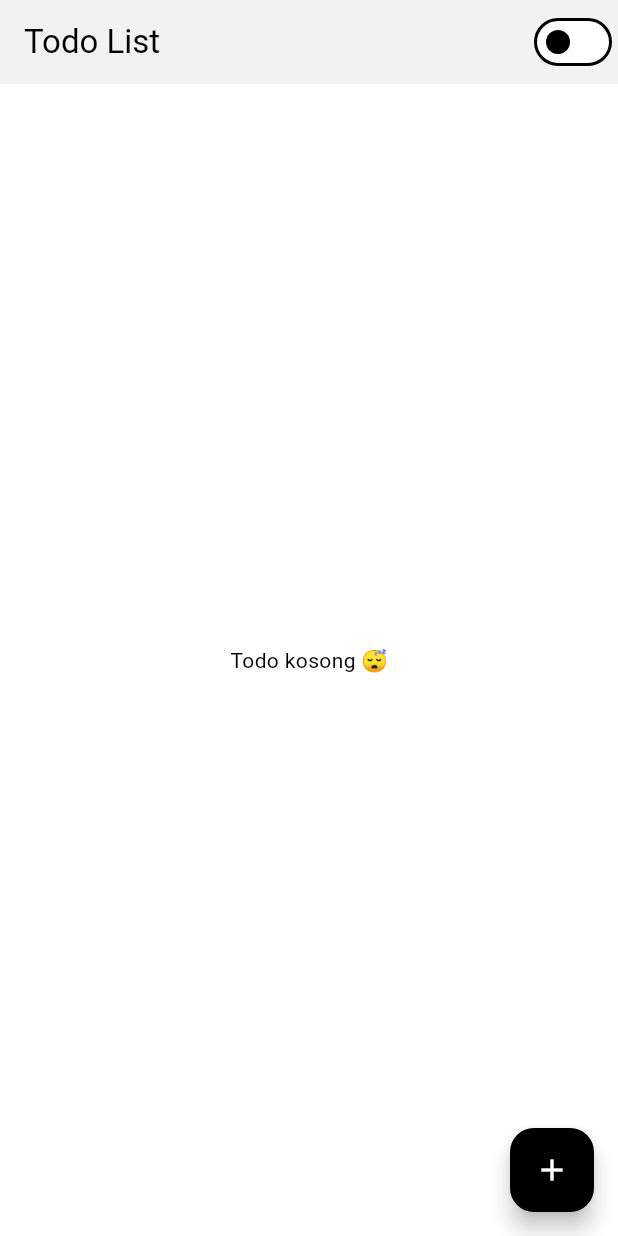
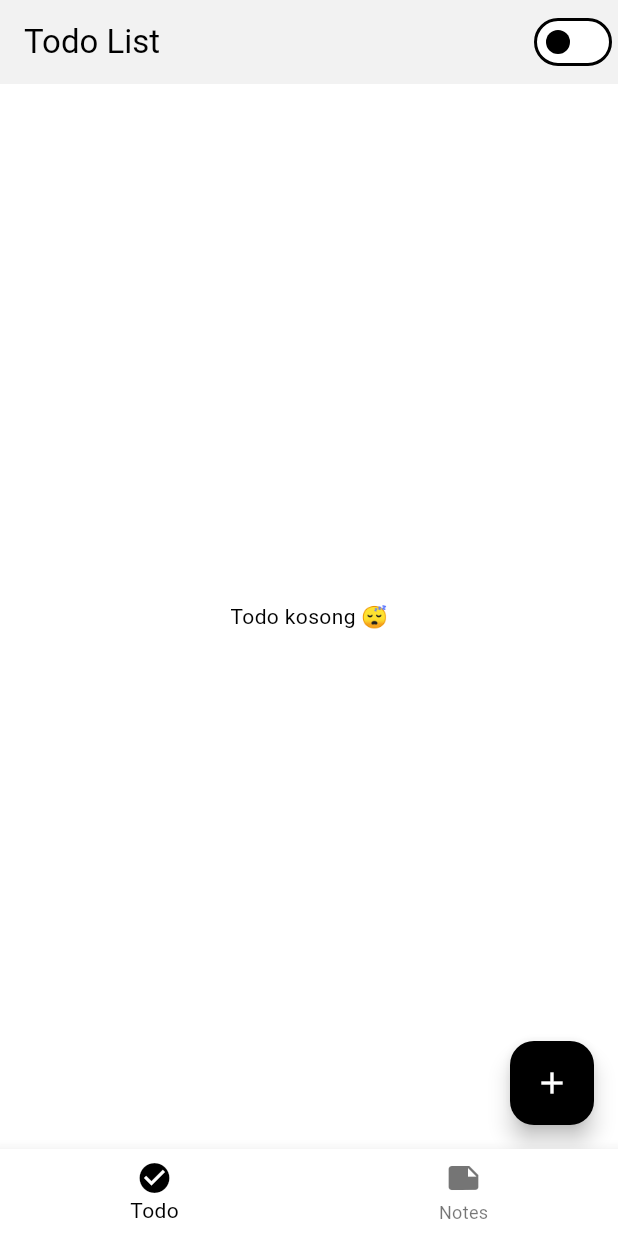
Before and after one commit to iyzidann/todo-app-getx, a Flutter app: the screen it shows after launch, on a phone screen of 412 x 824 dp. Run offline on Flutter 3.47's test engine with Material 3 defaults, Android fonts, the phone set to English and light mode, and no system bars; our stand-ins replace get, get_storage.

Commit message:
feat: note feature

```diff
--- /dev/null
+++ b/lib/features/main/screens/main_screen.dart
@@ -0,0 +1,35 @@
+import 'package:flutter/material.dart';
+import 'package:get/get.dart';
+import '../../todo/screens/home_screen.dart';
+import '../../notes/screens/note_screen.dart';
+
+class MainScreen extends StatefulWidget {
+  const MainScreen({super.key});
+
+  @override
+  State<MainScreen> createState() => _MainScreenState();
+}
+
+class _MainScreenState extends State<MainScreen> {
+  int currentIndex = 0;
+
+  final List<Widget> pages = [
+    HomeScreen(),
+    NoteScreen(),
+  ];
+
+  @override
+  Widget build(BuildContext context) {
+    return Scaffold(
+      body: pages[currentIndex],
+      bottomNavigationBar: BottomNavigationBar(
+        currentIndex: currentIndex,
+        onTap: (index) => setState(() => currentIndex = index),
+        items: const [
+          BottomNavigationBarItem(icon: Icon(Icons.check_circle), label: "Todo"),
+          BottomNavigationBarItem(icon: Icon(Icons.note), label: "Notes"),
+        ],
+      ),
+    );
+  }
+}
--- /dev/null
+++ b/lib/features/notes/controllers/note_controller.dart
@@ -0,0 +1,42 @@
+import 'package:get/get.dart';
+import 'package:get_storage/get_storage.dart';
+import '../models/note_model.dart';
+
+class NoteController extends GetxController {
+  final notes = <NoteModel>[].obs;
+  final box = GetStorage();
+
+  @override
+  void onInit() {
+    final saved = box.read<List>('notes');
+    if (saved != null) {
+      notes.assignAll(saved.map((e) => NoteModel.fromJson(Map<String, dynamic>.from(e))));
+    }
+
+    ever(notes, (_) {
+      box.write('notes', notes.map((e) => e.toJson()).toList());
+    });
+
+    super.onInit();
+  }
+
+  void addNote(String title, String content) {
+    notes.insert(
+      0,
+      NoteModel(title: title, content: content, createdAt: DateTime.now()),
+    );
+  }
+
+  void editNote(int index, String title, String content) {
+    final oldNote = notes[index];
+    notes[index] = NoteModel(
+      title: title,
+      content: content,
+      createdAt: oldNote.createdAt,
+    );
+  }
+
+  void deleteNote(int index) {
+    notes.removeAt(index);
+  }
+}
--- a/lib/screens/home_screen.dart
+++ b/lib/features/todo/screens/home_screen.dart
@@ -1,8 +1,8 @@
 import 'package:flutter/material.dart';
 import 'package:get/get.dart';
 import '../controllers/todo_controller.dart';
-import '../controllers/theme_controller.dart';
-import '../routes/app_routes.dart';
+import '../../../controllers/theme_controller.dart';
+import '../../../routes/app_routes.dart';
 
 class HomeScreen extends StatelessWidget {
   final TodoController controller = Get.put(TodoController());
--- a/lib/main.dart
+++ b/lib/main.dart
@@ -1,9 +1,9 @@
 import 'package:flutter/material.dart';
 import 'package:get/get.dart';
 import 'package:get_storage/get_storage.dart';
+import 'routes/app_routes.dart';
+import 'themes/app_theme.dart';
 import 'controllers/theme_controller.dart';
-import 'themes/app_theme.dart';
-import 'routes/app_routes.dart';
 
 void main() async {
   await GetStorage.init();
@@ -15,16 +15,17 @@ class MyApp extends StatelessWidget {
 
   @override
   Widget build(BuildContext context) {
-    final ThemeController themeController = Get.put(ThemeController());
-
-    return Obx(() => GetMaterialApp(
-          debugShowCheckedModeBanner: false,
-          title: 'GetX Todo Routing',
-          theme: AppTheme.light,
-          darkTheme: AppTheme.dark,
-          themeMode: themeController.isDark.value ? ThemeMode.dark : ThemeMode.light,
-          initialRoute: AppRoutes.home,
-          getPages: AppRoutes.pages,
-        ));
+    final themeController = Get.put(ThemeController());
+    return Obx(() {
+      return GetMaterialApp(
+        debugShowCheckedModeBanner: false,
+        title: 'GetX Todo + Notes',
+        theme: AppTheme.light,
+        darkTheme: AppTheme.dark,
+        themeMode: themeController.isDark.value ? ThemeMode.dark : ThemeMode.light,
+        initialRoute: AppRoutes.main,
+        getPages: AppRoutes.pages,
+      );
+    });
   }
 }
--- a/lib/routes/app_routes.dart
+++ b/lib/routes/app_routes.dart
@@ -1,16 +1,28 @@
 import 'package:get/get.dart';
-import '../screens/home_screen.dart';
-import '../screens/add_todo_screen.dart';
-import '../screens/edit_todo_screen.dart';
+import '../features/main/screens/main_screen.dart';
+import '../features/todo/screens/home_screen.dart';
+import '../features/todo/screens/add_todo_screen.dart';
+import '../features/todo/screens/edit_todo_screen.dart';
+import '../features/notes/screens/note_screen.dart';
+import '../features/notes/screens/add_note_screen.dart';
+import '../features/notes/screens/view_note_screen.dart';
 
 class AppRoutes {
-  static const home = '/';
-  static const addTodo = '/add';
-  static const editTodo = '/edit';
+  static const main = '/';
+  static const home = '/todo';
+  static const addTodo = '/add-todo';
+  static const editTodo = '/edit-todo';
+  static const notes = '/notes';
+  static const addNote = '/add-note';
+  static const viewNote = '/view-note';
 
   static final pages = [
+    GetPage(name: main, page: () => const MainScreen()),
     GetPage(name: home, page: () => HomeScreen()),
     GetPage(name: addTodo, page: () => AddTodoScreen()),
     GetPage(name: editTodo, page: () => EditTodoScreen()),
+    GetPage(name: notes, page: () => NoteScreen()),
+    GetPage(name: addNote, page: () => AddNoteScreen()),
+    GetPage(name: viewNote, page: () => ViewNoteScreen()),
   ];
 }
--- a/pubspec.yaml
+++ b/pubspec.yaml
@@ -1,7 +1,7 @@
-name: flutter_getx
+name: cihuy_note
 description: "A new Flutter project."
 publish_to: 'none'
-version: 0.1.0
+version: 0.1.1
 
 environment:
   sdk: ^3.5.3
```
Also changed, not shown: lib/features/notes/models/note_model.dart (added, +25 -0 lines), lib/features/notes/screens/add_note_screen.dart (added, +47 -0 lines), lib/features/notes/screens/note_screen.dart (added, +47 -0 lines), lib/features/notes/screens/view_note_screen.dart (added, +56 -0 lines), lib/features/todo/controllers/todo_controller.dart (renamed from lib/controllers/todo_controller.dart), lib/features/todo/models/todo_model.dart (renamed from lib/models/todo_model.dart), lib/features/todo/screens/add_todo_screen.dart (renamed from lib/screens/add_todo_screen.dart), lib/features/todo/screens/edit_todo_screen.dart (renamed from lib/screens/edit_todo_screen.dart).
